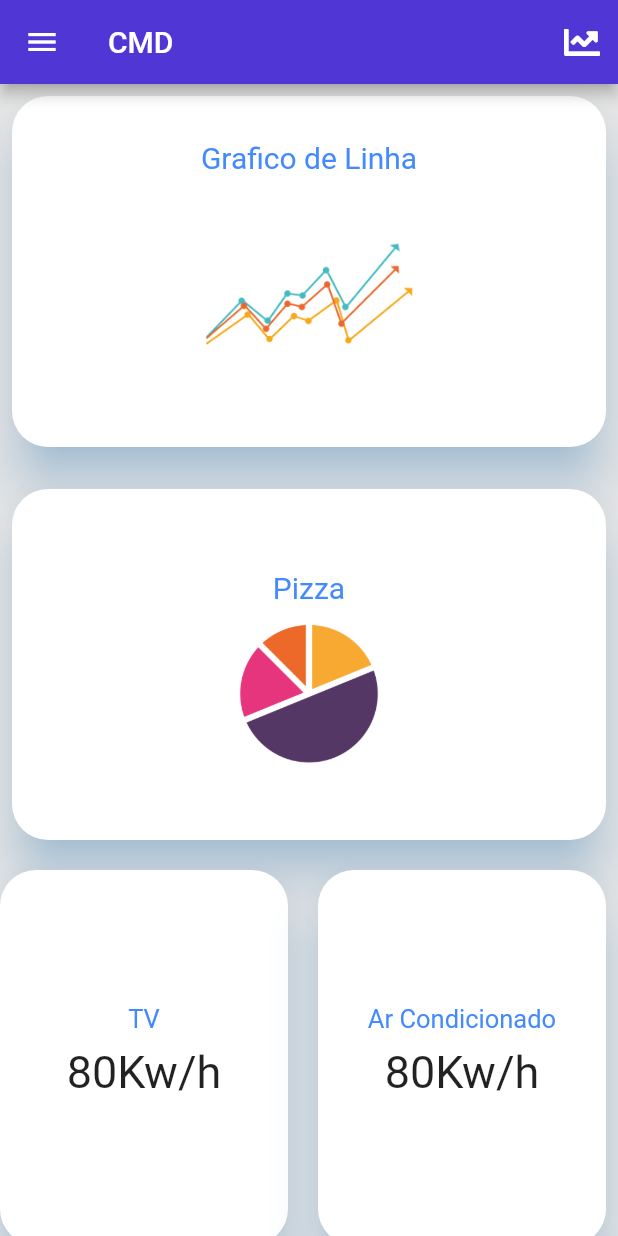
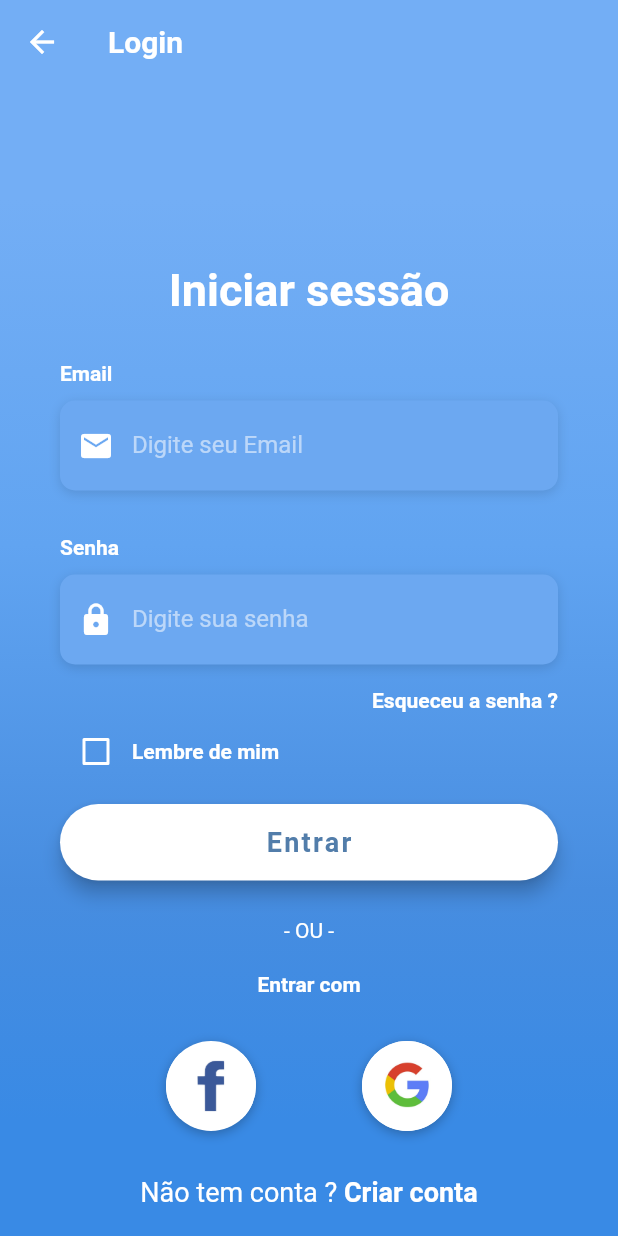
Before and after one commit to guilhermerfs00/cmds, a Flutter app: the screen it shows after launch, after a tap on "Pular", on a phone screen of 412 x 824 dp. Run offline on Flutter 3.47's test engine with Material 2 defaults, Android fonts, the phone set to English and light mode, and no system bars; our stand-ins replace charts_flutter, cloud_firestore, font_awesome_flutter; accounts and stored records are empty; Roboto replaces fonts that are missing (OpenSans).

Commit message:
Tela de login criada

```diff
--- a/lib/global.dart
+++ b/lib/global.dart
@@ -12,3 +12,26 @@ final kSubtitleStyle = TextStyle(
   fontSize: 18.0,
   height: 1.2,
 );
+
+final kHintTextStyle = TextStyle(
+  color: Colors.white54,
+  fontFamily: 'OpenSans',
+);
+
+final kLabelStyle = TextStyle(
+  color: Colors.white,
+  fontWeight: FontWeight.bold,
+  fontFamily: 'OpenSans',
+);
+
+final kBoxDecorationStyle = BoxDecoration(
+  color: Color(0xFF6CA8F1),
+  borderRadius: BorderRadius.circular(10.0),
+  boxShadow: [
+    BoxShadow(
+      color: Colors.black12,
+      blurRadius: 6.0,
+      offset: Offset(0, 2),
+    ),
+  ],
+);
--- /dev/null
+++ b/lib/screens/login_screen.dart
@@ -0,0 +1,326 @@
+import 'package:cmds/global.dart';
+import 'package:cmds/screens/dashboard-screen.dart';
+import 'package:flutter/material.dart';
+import 'package:flutter/services.dart';
+
+class LoginScreen extends StatefulWidget {
+  @override
+  _LoginScreenState createState() => _LoginScreenState();
+}
+
+class _LoginScreenState extends State<LoginScreen> {
+  bool _rememberMe = false;
+
+  Widget _buildEmail() {
+    return Column(
+      crossAxisAlignment: CrossAxisAlignment.start,
+      children: <Widget>[
+        Text(
+          'Email',
+          style: kLabelStyle,
+        ),
+        SizedBox(height: 10.0),
+        Container(
+          alignment: Alignment.centerLeft,
+          decoration: kBoxDecorationStyle,
+          height: 60.0,
+          child: TextField(
+            keyboardType: TextInputType.emailAddress,
+            style: TextStyle(
+              color: Colors.white,
+              fontFamily: 'OpenSans',
+            ),
+            decoration: InputDecoration(
+              border: InputBorder.none,
+              contentPadding: EdgeInsets.only(top: 14.0),
+              prefixIcon: Icon(
+                Icons.email,
+                color: Colors.white,
+              ),
+              hintText: 'Digite seu Email',
+              hintStyle: kHintTextStyle,
+            ),
+          ),
+        ),
+      ],
+    );
+  }
+
+  Widget _buildPassword() {
+    return Column(
+      crossAxisAlignment: CrossAxisAlignment.start,
+      children: <Widget>[
+        Text(
+          'Senha',
+          style: kLabelStyle,
+        ),
+        SizedBox(height: 10.0),
+        Container(
+          alignment: Alignment.centerLeft,
+          decoration: kBoxDecorationStyle,
+          height: 60.0,
+          child: TextField(
+            obscureText: true,
+            style: TextStyle(
+              color: Colors.white,
+              fontFamily: 'OpenSans',
+            ),
+            decoration: InputDecoration(
+              border: InputBorder.none,
+              contentPadding: EdgeInsets.only(top: 14.0),
+              prefixIcon: Icon(
+                Icons.lock,
+                color: Colors.white,
+              ),
+              hintText: 'Digite sua senha',
+              hintStyle: kHintTextStyle,
+            ),
+          ),
+        ),
+      ],
+    );
+  }
+
+  Widget _buildForgotPassword() {
+    return Container(
+      alignment: Alignment.centerRight,
+      child: FlatButton(
+        onPressed: () => print('Forgot Password Button Pressed'),
+        padding: EdgeInsets.only(right: 0.0),
+        child: Text(
+          'Esqueceu a senha ?',
+          style: kLabelStyle,
+        ),
+      ),
+    );
+  }
+
+  Widget _buildRememberMe() {
+    return Container(
+      height: 20.0,
+      child: Row(
+        children: <Widget>[
+          Theme(
+            data: ThemeData(unselectedWidgetColor: Colors.white),
+            child: Checkbox(
+              value: _rememberMe,
+              checkColor: Colors.green,
+              activeColor: Colors.white,
+              onChanged: (value) {
+                setState(() {
+                  _rememberMe = value;
+                });
+              },
+            ),
+          ),
+          Text(
+            'Lembre de mim',
+            style: kLabelStyle,
+          ),
+        ],
+      ),
+    );
+  }
+
+  Widget _buildLogin() {
+    return Container(
+      padding: EdgeInsets.symmetric(vertical: 25.0),
+      width: double.infinity,
+      child: RaisedButton(
+        elevation: 5.0,
+        onPressed: () => Navigator.of(context).pushReplacement(
+            MaterialPageRoute(builder: (context) => DashBoardScreen())),
+        padding: EdgeInsets.all(15.0),
+        shape: RoundedRectangleBorder(
+          borderRadius: BorderRadius.circular(30.0),
+        ),
+        color: Colors.white,
+        child: Text(
+          'Entrar',
+          style: TextStyle(
+            color: Color(0xFF527DAA),
+            letterSpacing: 1.5,
+            fontSize: 18.0,
+            fontWeight: FontWeight.bold,
+            fontFamily: 'OpenSans',
+          ),
+        ),
+      ),
+    );
+  }
+
+  Widget _buildSignIn() {
+    return Column(
+      children: <Widget>[
+        Text(
+          '- OU -',
+          style: TextStyle(
+            color: Colors.white,
+            fontWeight: FontWeight.w400,
+          ),
+        ),
+        SizedBox(height: 20.0),
+        Text(
+          'Entrar com',
+          style: kLabelStyle,
+        ),
+      ],
+    );
+  }
+
+  Widget _buildSocial(Function onTap, AssetImage logo) {
+    return GestureDetector(
+      onTap: onTap,
+      child: Container(
+        height: 60.0,
+        width: 60.0,
+        decoration: BoxDecoration(
+          shape: BoxShape.circle,
+          color: Colors.white,
+          boxShadow: [
+            BoxShadow(
+              color: Colors.black26,
+              offset: Offset(0, 2),
+              blurRadius: 6.0,
+            ),
+          ],
+          image: DecorationImage(
+            image: logo,
+          ),
+        ),
+      ),
+    );
+  }
+
+  Widget _buildSocialRow() {
+    return Padding(
+      padding: EdgeInsets.symmetric(vertical: 30.0),
+      child: Row(
+        mainAxisAlignment: MainAxisAlignment.spaceEvenly,
+        children: <Widget>[
+          _buildSocial(
+            () => print('Logar com facebook'),
+            AssetImage(
+              'assets/images/facebook.jpg',
+            ),
+          ),
+          _buildSocial(
+            () => print('Logar com o google'),
+            AssetImage(
+              'assets/images/google.jpg',
+            ),
+          ),
+        ],
+      ),
+    );
+  }
+
+  Widget _buildSignup() {
+    return GestureDetector(
+      onTap: () => print('Sign Up Button Pressed'),
+      child: RichText(
+        text: TextSpan(
+          children: [
+            TextSpan(
+              text: 'Não tem conta ? ',
+              style: TextStyle(
+                color: Colors.white,
+                fontSize: 18.0,
+                fontWeight: FontWeight.w400,
+              ),
+            ),
+            TextSpan(
+              text: 'Criar conta',
+              style: TextStyle(
+                color: Colors.white,
+                fontSize: 18.0,
+                fontWeight: FontWeight.bold,
+              ),
+            ),
+          ],
+        ),
+      ),
+    );
+  }
+
+  @override
+  Widget build(BuildContext context) {
+    return Scaffold(
+      appBar: AppBar(
+        backgroundColor: Color(0xFF73AEF5),
+        elevation: 0,
+        title: Text(
+          'Login',
+          style: TextStyle(
+            color: Colors.white,
+            fontFamily: 'OpenSans',
+            fontWeight: FontWeight.bold,
+          ),
+        ),
+      ),
+      body: AnnotatedRegion<SystemUiOverlayStyle>(
+        value: SystemUiOverlayStyle.light,
+        child: GestureDetector(
+          onTap: () => FocusScope.of(context).unfocus(),
+          child: Stack(
+            children: <Widget>[
+              Container(
+                height: double.infinity,
+                width: double.infinity,
+                decoration: BoxDecoration(
+                  gradient: LinearGradient(
+                    begin: Alignment.topCenter,
+                    end: Alignment.bottomCenter,
+                    colors: [
+                      Color(0xFF73AEF5),
+                      Color(0xFF61A4F1),
+                      Color(0xFF478DE0),
+                      Color(0xFF398AE5),
+                    ],
+                    stops: [0.1, 0.4, 0.7, 0.9],
+                  ),
+                ),
+              ),
+              Container(
+                height: double.infinity,
+                child: SingleChildScrollView(
+                  physics: AlwaysScrollableScrollPhysics(),
+                  padding: EdgeInsets.symmetric(
+                    horizontal: 40.0,
+                    vertical: 120.0,
+                  ),
+                  child: Column(
+                    mainAxisAlignment: MainAxisAlignment.center,
+                    children: <Widget>[
+                      Text(
+                        'Iniciar sessão',
+                        style: TextStyle(
+                          color: Colors.white,
+                          fontFamily: 'OpenSans',
+                          fontSize: 30.0,
+                          fontWeight: FontWeight.bold,
+                        ),
+                      ),
+                      SizedBox(height: 30.0),
+                      _buildEmail(),
+                      SizedBox(
+                        height: 30.0,
+                      ),
+                      _buildPassword(),
+                      _buildForgotPassword(),
+                      _buildRememberMe(),
+                      _buildLogin(),
+                      _buildSignIn(),
+                      _buildSocialRow(),
+                      _buildSignup(),
+                    ],
+                  ),
+                ),
+              )
+            ],
+          ),
+        ),
+      ),
+    );
+  }
+}
--- a/lib/screens/welcome-screen.dart
+++ b/lib/screens/welcome-screen.dart
@@ -1,5 +1,5 @@
 import 'package:cmds/global.dart';
-import 'package:cmds/screens/dashboard-screen.dart';
+import 'package:cmds/screens/login_screen.dart';
 import 'package:flutter/material.dart';
 import 'package:flutter/services.dart';
 
@@ -61,9 +61,8 @@ class _WelcomeScreenState extends State<WelcomeScreen> {
                 Container(
                   alignment: Alignment.centerRight,
                   child: FlatButton(
-                    onPressed: () => Navigator.of(context).pushReplacement(
-                        MaterialPageRoute(
-                            builder: (context) => DashBoardScreen())),
+                    onPressed: () => Navigator.of(context).push(
+                        MaterialPageRoute(builder: (context) => LoginScreen())),
                     child: Text(
                       'Pular',
                       style: TextStyle(
@@ -212,15 +211,13 @@ class _WelcomeScreenState extends State<WelcomeScreen> {
         ),
       ),
       bottomSheet: _currentPage == _numPages - 1
-          ? Container(
-              height: 100.0,
-              width: double.infinity,
-              color: Colors.white,
-              child: GestureDetector(
-                onTap: () {
-                  Navigator.of(context).pushReplacement(MaterialPageRoute(
-                      builder: (context) => DashBoardScreen()));
-                },
+          ? InkWell(
+              onTap: () => Navigator.of(context)
+                  .push(MaterialPageRoute(builder: (context) => LoginScreen())),
+              child: Container(
+                height: 100.0,
+                width: double.infinity,
+                color: Colors.white,
                 child: Center(
                   child: Padding(
                     padding: EdgeInsets.only(bottom: 30.0),
```
Also changed, not shown: assets/images/facebook.jpg (added), assets/images/google.jpg (added).
